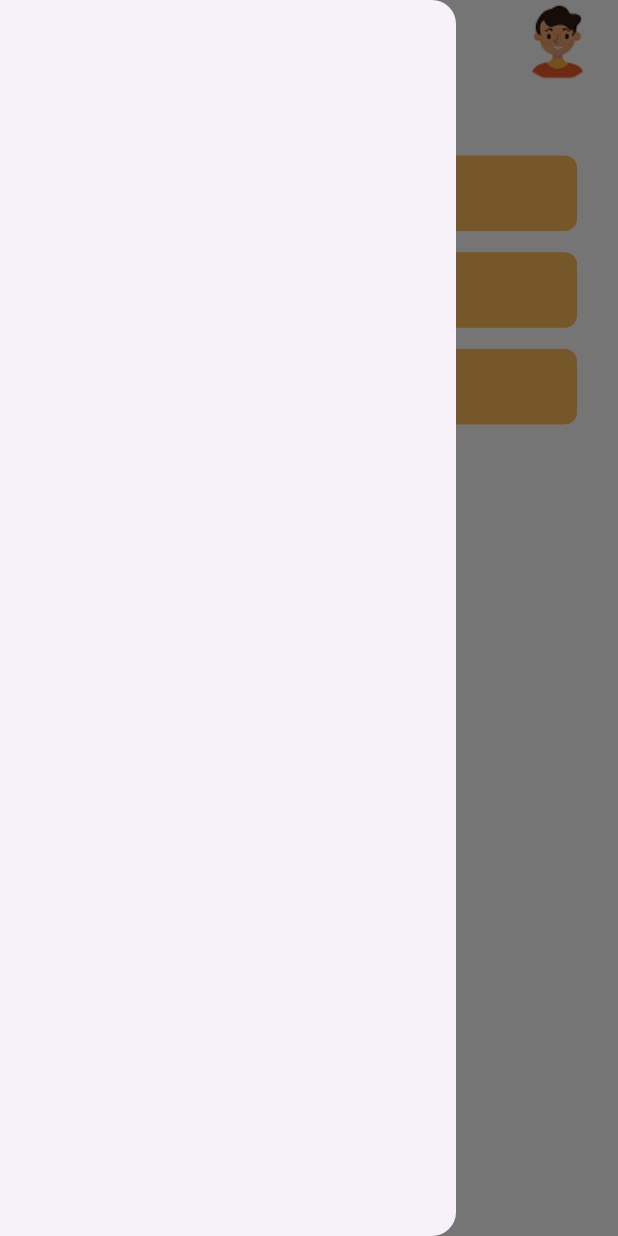
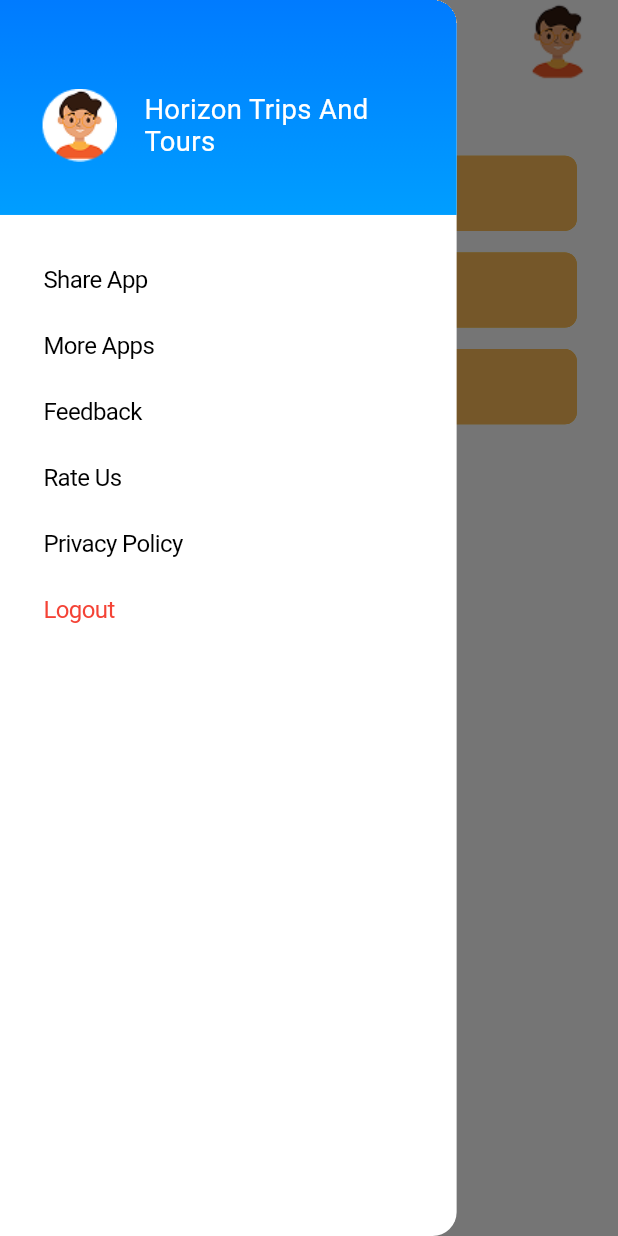
Before and after one commit to ZainNaqvi/horizon-travels-and-tours-android-application-client, a Flutter app: the HomeScreen screen opened directly, with the side drawer open, on a phone screen of 412 x 824 dp. Run offline on Flutter 3.47's test engine with Material 3 defaults, Android fonts, the phone set to English and light mode, and no system bars; our stand-ins replace cached_network_image, cloud_firestore, curved_navigation_bar, firebase_auth, firebase_core, firebase_storage and 7 more; missing offline and left inert: flutter_windowmanager; accounts and stored records are empty.

Commit message:
done drawer

```diff
--- /dev/null
+++ b/lib/core/components/drawer_component.dart
@@ -0,0 +1,195 @@
+import 'package:flutter/cupertino.dart';
+
+import '../../../../exports.dart';
+
+class MyDrawer extends StatelessWidget {
+  const MyDrawer({super.key});
+
+  @override
+  Widget build(BuildContext context) {
+    return Drawer(
+      backgroundColor: Colors.white,
+      width: 266.w,
+      elevation: 2.r,
+      child: SingleChildScrollView(
+        child: Column(
+          children: [
+            _buildDrawerHeader(context),
+            Padding(
+              padding: EdgeInsets.only(top: 18.h),
+              child: Column(
+                children: _buildDrawerItems(context),
+              ),
+            ),
+          ],
+        ),
+      ),
+    );
+  }
+
+  Widget _buildDrawerHeader(BuildContext context) {
+    return Container(
+      padding: EdgeInsets.only(left: 24.w, top: 20.h),
+      height: 120.h,
+      alignment: Alignment.center,
+      decoration: const BoxDecoration(
+        gradient: LinearGradient(
+          colors: [
+            Color(0xFF007BFF),
+            Color(0xFF009EFF),
+          ],
+          stops: [0, 1],
+          begin: Alignment.topCenter,
+          end: Alignment.bottomCenter,
+        ),
+      ),
+      child: Row(
+        mainAxisAlignment: MainAxisAlignment.start,
+        crossAxisAlignment: CrossAxisAlignment.center,
+        children: [
+          Image.asset(
+            AppAsset.avatar,
+            width: 44.w,
+            height: 44.h,
+          ),
+          SizedBox(width: 16.w),
+          Column(
+            mainAxisAlignment: MainAxisAlignment.center,
+            crossAxisAlignment: CrossAxisAlignment.start,
+            children: [
+              Text('Horizon Trips And', style: TextStyle(fontSize: 16.sp)),
+              Text('Tours', style: TextStyle(fontSize: 16.sp)),
+            ],
+          ),
+        ],
+      ),
+    );
+  }
+
+  List<Widget> _buildDrawerItems(BuildContext context) {
+    final drawerItems = [
+      // _DrawerItemData(
+      //   title: "Dark Mode",
+      //   leadingIcon: null,
+      //   isTrailingIcon: true,
+      //   callback: () async {
+      //     Navigator.pop(context);
+      //     await context.read<ColorThemeCubit>().updateTheme(context);
+      //   },
+      // ),
+      _DrawerItemData(
+        title: "Share App",
+        // leadingIcon: AppAsset.shareIcon,
+        callback: () async {
+          // await ShareUtils.share(AppConstant.appurl);
+        },
+      ),
+      _DrawerItemData(
+        title: "More Apps",
+        // leadingIcon: AppAsset.moreApps,
+        callback: () async {
+          // await CustomUrlLauncher.launchURL(AppConstant.moreApps);
+        },
+      ),
+      _DrawerItemData(
+        title: 'Feedback',
+        // leadingIcon: AppAsset.feedBackIcon,
+        callback: () async {
+          // await CustomUrlLauncher.launchEmail(AppConstant.emailForFeedback);
+        },
+      ),
+      _DrawerItemData(
+        title: 'Rate Us',
+        // leadingIcon: AppAsset.rateUsIcon,
+        callback: () async {
+          // showStarRatingDialog(context);
+        },
+      ),
+      _DrawerItemData(
+        title: 'Privacy Policy',
+        // leadingIcon: AppAsset.privacyIcon,
+        callback: () async {
+          // await CustomUrlLauncher.launchURL(AppConstant.privacyPolicyLink);
+        },
+      ),
+      _DrawerItemData(
+        color: Colors.red,
+        title: 'Logout',
+        // leadingIcon: AppAsset.privacyIcon,
+        callback: () async {
+          await context.read<AuthCubit>().signOut(context);
+        },
+      ),
+    ];
+
+    return drawerItems
+        .map((item) => CupertinoDrawerItem(
+              callback: item.callback,
+              leadingIconString: item.leadingIcon,
+              titleText: item.title,
+              isTrailingIcon: item.isTrailingIcon,
+              color: item.color,
+            ))
+        .toList();
+  }
+}
+
+class _DrawerItemData {
+  final String title;
+  final String? leadingIcon;
+  final bool isTrailingIcon;
+  final VoidCallback callback;
+  final Color? color;
+  _DrawerItemData({
+    required this.title,
+    this.leadingIcon,
+    this.isTrailingIcon = false,
+    required this.callback,
+    this.color,
+  });
+}
+
+class CupertinoDrawerItem extends StatelessWidget {
+  final VoidCallback callback;
+  final bool isLeadingIcon;
+  final bool isTrailingIcon;
+  final String? leadingIconString;
+  final String titleText;
+  final Color? color;
+
+  const CupertinoDrawerItem({
+    super.key,
+    this.isLeadingIcon = true,
+    this.isTrailingIcon = false,
+    required this.callback,
+    this.leadingIconString,
+    required this.titleText,
+    this.color,
+  });
+
+  @override
+  Widget build(BuildContext context) {
+    return CupertinoListTile(
+      onTap: callback,
+      title: Row(
+        children: [
+          if (isLeadingIcon && leadingIconString != null)
+            SvgPicture.asset(
+              leadingIconString!,
+              width: 18.w,
+              height: 24.h,
+            ),
+          if (ScreenUtil().screenWidth > 600) SizedBox(height: 45.h),
+          if (isLeadingIcon) SizedBox(width: 8.w),
+          Text(
+            titleText,
+            style: TextStyle(
+              fontSize: 14.w,
+              color: color,
+            ),
+          ),
+        ],
+      ),
+    );
+  }
+}
--- a/lib/core/services/auth_services.dart
+++ b/lib/core/services/auth_services.dart
@@ -217,4 +217,8 @@ class DbHelper {
     showToast(message, context);
     return message;
   }
+
+  Future<void> logout() async {
+    await _auth.signOut();
+  }
 }
--- a/lib/screens/auth/bloc/auth_cubit.dart
+++ b/lib/screens/auth/bloc/auth_cubit.dart
@@ -95,8 +95,10 @@ class AuthCubit extends Cubit<AuthState> {
     emit(state.copyWith(loadingGoogleAccount: false));
   }
 
-  void signOut() {
+  Future<void> signOut(BuildContext context) async {
+    await _dbHelper.logout();
     emit(const AuthState());
+    context.replaceWithSlideBottomToTop(const SignInPage());
   }
 
   void clear() {
--- a/lib/screens/auth/pages/signin_page.dart
+++ b/lib/screens/auth/pages/signin_page.dart
@@ -21,6 +21,13 @@ class _SignInPageState extends State<SignInPage> {
   @override
   void initState() {
     super.initState();
+    const SystemUiOverlayStyle(
+      statusBarColor: AppColor.authBackground,
+      statusBarIconBrightness: Brightness.light,
+      statusBarBrightness: Brightness.light,
+      systemNavigationBarColor: AppColor.authBackground,
+      systemNavigationBarDividerColor: Colors.transparent,
+    );
     context.read<AuthCubit>().clear();
   }
 
--- a/lib/screens/home/page/home_screen.dart
+++ b/lib/screens/home/page/home_screen.dart
@@ -1,3 +1,4 @@
+import 'package:horizon_travel_and_tours_android_application/core/components/drawer_component.dart';
 import 'package:horizon_travel_and_tours_android_application/core/components/text_component.dart';
 import 'package:horizon_travel_and_tours_android_application/screens/customized_trip/customized_trip.dart';
 
@@ -36,7 +37,7 @@ class _HomeScreenState extends State<HomeScreen> {
       child: BlocBuilder<CommonCubit, CommonState>(
         builder: (_, state) {
           return Scaffold(
-            drawer: const Drawer(),
+            drawer: const MyDrawer(),
             backgroundColor: AppColor.white,
             appBar: _buildAppBar(state, context),
             body: SingleChildScrollView(
```
